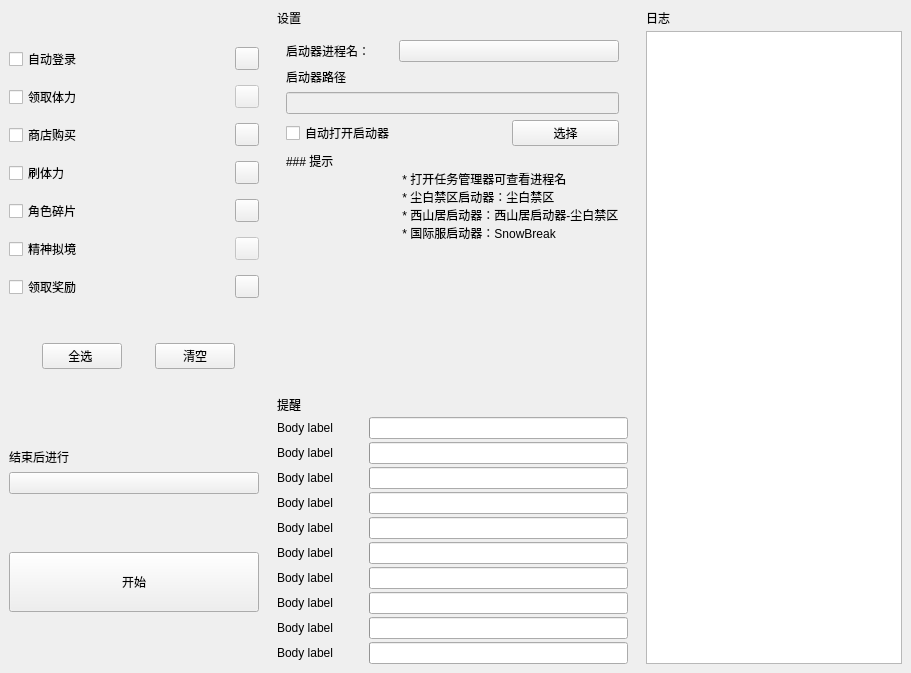
LaoZhuJackson/SnowbreakAutoAssistant, file app/ui/home_interface.ui: the form before one commit.
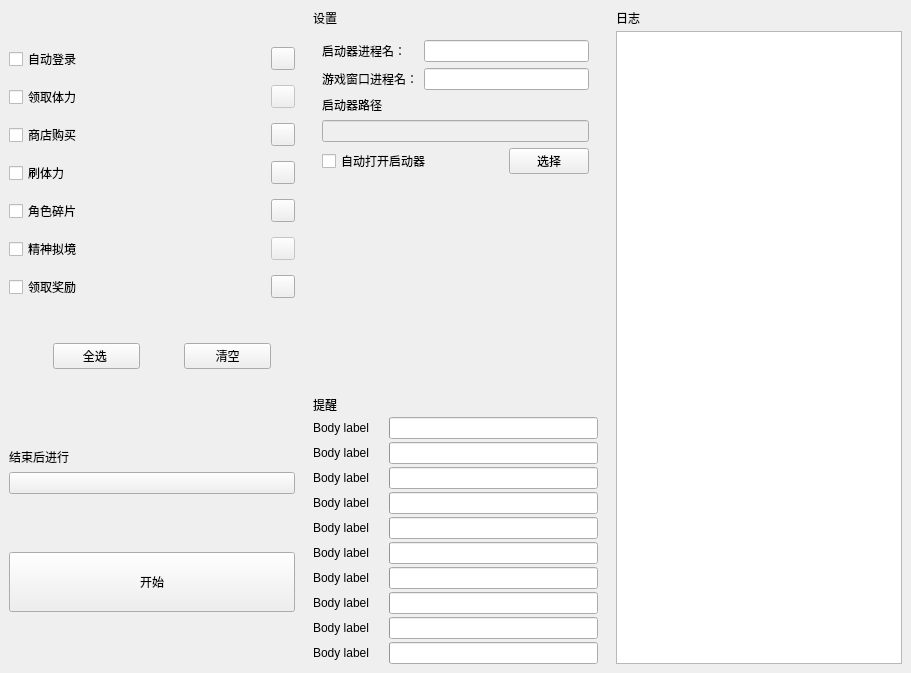
The form after the commit. The open tabs and pages were chosen to show the change. Custom widgets are drawn as their Qt base class.

Commit message: 优化进入游戏逻辑，被公告和签到资源阻挡问题

What changed in the file:
```diff
--- a/app/ui/home_interface.ui
+++ b/app/ui/home_interface.ui
@@ -405,32 +405,38 @@
         </property>
            <widget class="QWidget" name="page_5">
                <layout class="QGridLayout" name="gridLayout_12" columnstretch="1,1,1">
-                   <item row="4" column="0" colspan="3">
-                       <widget class="BodyLabel" name="BodyLabel_7">
-                           <property name="text">
-                               <string>### 提示
-                                   * 打开任务管理器可查看进程名
-                                   * 尘白禁区启动器：尘白禁区
-                                   * 西山居启动器：西山居启动器-尘白禁区
-                                   * 国际服启动器：SnowBreak
-                               </string>
-                           </property>
-                           <property name="textFormat">
-                               <enum>Qt::MarkdownText</enum>
-                           </property>
-                       </widget>
-                   </item>
                    <item row="0" column="1" colspan="2">
-                       <widget class="ComboBox" name="ComboBox_starter"/>
+                       <widget class="LineEdit" name="LineEdit_starter_name"/>
                    </item>
-                   <item row="0" column="0">
-                       <widget class="BodyLabel" name="BodyLabel_2">
+                   <item row="4" column="0" colspan="2">
+                       <widget class="CheckBox" name="CheckBox_auto_open_starter">
                            <property name="text">
-                               <string>启动器进程名：</string>
+                               <string>自动打开启动器</string>
                            </property>
                        </widget>
                    </item>
-                   <item row="5" column="0">
+                   <item row="3" column="0" colspan="3">
+                       <widget class="LineEdit" name="LineEdit_starter_directory">
+                           <property name="enabled">
+                               <bool>false</bool>
+                           </property>
+                       </widget>
+                   </item>
+                   <item row="2" column="0" colspan="3">
+                       <widget class="StrongBodyLabel" name="StrongBodyLabel_4">
+                           <property name="text">
+                               <string>启动器路径</string>
+                           </property>
+                       </widget>
+                   </item>
+                   <item row="4" column="2">
+                       <widget class="PushButton" name="PushButton_select_directory">
+                           <property name="text">
+                               <string>选择</string>
+                           </property>
+                       </widget>
+                   </item>
+                   <item row="6" column="0">
                        <spacer name="verticalSpacer_9">
                            <property name="orientation">
                                <enum>Qt::Vertical</enum>
@@ -443,34 +449,33 @@
                            </property>
                        </spacer>
                    </item>
-                   <item row="3" column="2">
-                       <widget class="PushButton" name="PushButton_select_directory">
+                   <item row="0" column="0">
+                       <widget class="BodyLabel" name="BodyLabel_2">
                            <property name="text">
-                               <string>选择</string>
+                               <string>启动器进程名：</string>
                            </property>
                        </widget>
                    </item>
-                   <item row="3" column="0" colspan="2">
-                       <widget class="CheckBox" name="CheckBox_auto_open_starter">
+                   <item row="5" column="0" colspan="3">
+                       <widget class="BodyLabel" name="BodyLabel_enter_tip">
                            <property name="text">
-                               <string>自动打开启动器</string>
+                               <string/>
                            </property>
-                       </widget>
-                   </item>
-                   <item row="2" column="0" colspan="3">
-                       <widget class="LineEdit" name="LineEdit_starter_directory">
-                           <property name="enabled">
-                               <bool>false</bool>
+                           <property name="textFormat">
+                               <enum>Qt::MarkdownText</enum>
                            </property>
                        </widget>
                    </item>
-                   <item row="1" column="0" colspan="3">
-                       <widget class="StrongBodyLabel" name="StrongBodyLabel_4">
+                   <item row="1" column="0">
+                       <widget class="BodyLabel" name="BodyLabel_9">
                            <property name="text">
-                               <string>启动器路径</string>
+                               <string>游戏窗口进程名：</string>
                            </property>
                        </widget>
                    </item>
+                   <item row="1" column="1" colspan="2">
+                       <widget class="LineEdit" name="LineEdit_game_name"/>
+                   </item>
                </layout>
            </widget>
            <widget class="QWidget" name="page_shop">
```
Left out of the diff: 4 changed lines with no effect on the pictures. The commit also changes 10 other files.
